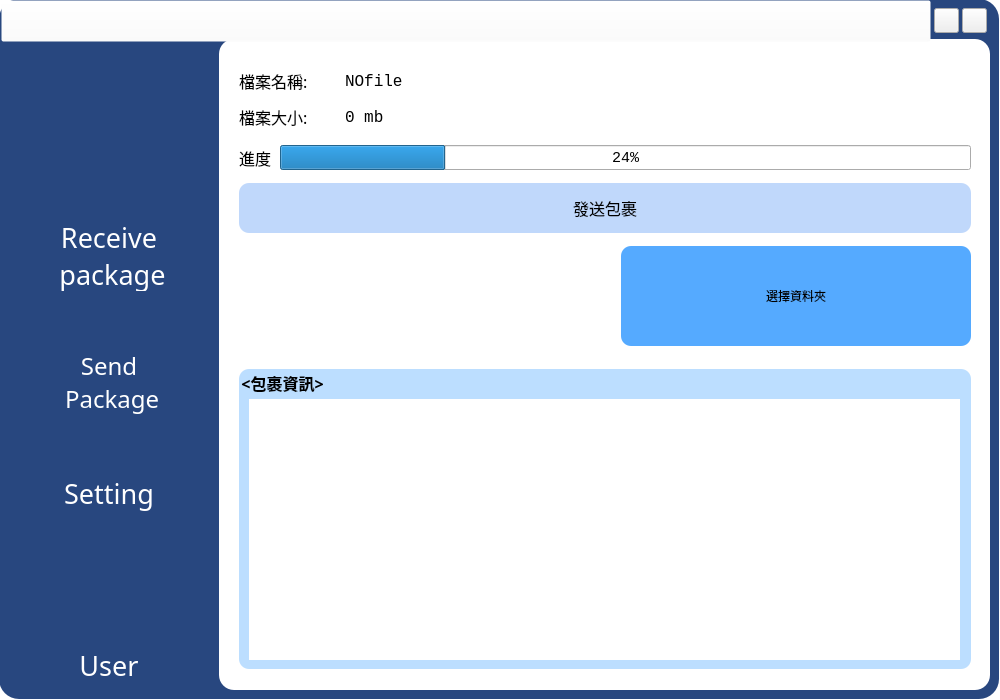
Qt form src/gui/MainWindow.ui (hmes98318/Logistics-Station) before a commit.
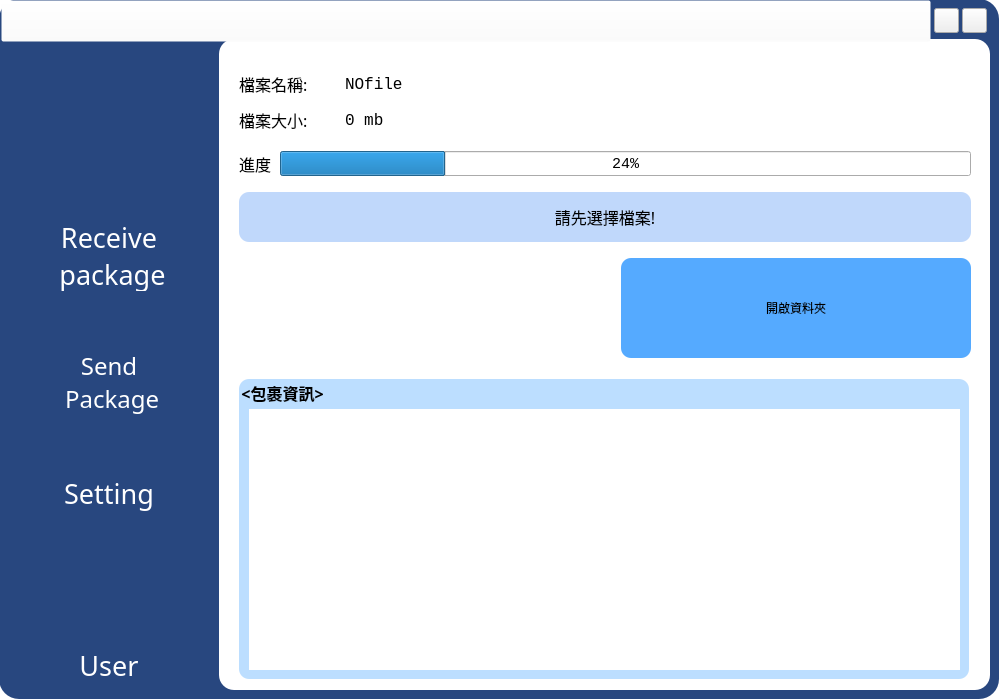
The same form after that commit. The open tabs and pages were chosen to show the change. Icons and pictures are not drawn.

Diff of the .ui file:
```diff
--- a/src/gui/MainWindow.ui
+++ b/src/gui/MainWindow.ui
@@ -597,7 +597,7 @@
         <x>20</x>
         <y>20</y>
         <width>732</width>
-        <height>621</height>
+        <height>311</height>
        </rect>
       </property>
       <layout class="QVBoxLayout" name="Layout_SelectFile">
@@ -768,6 +768,12 @@
        </item>
        <item>
         <widget class="QPushButton" name="button_Startlistening">
+         <property name="minimumSize">
+          <size>
+           <width>0</width>
+           <height>50</height>
+          </size>
+         </property>
          <property name="maximumSize">
           <size>
            <width>16777215</width>
@@ -787,7 +793,7 @@
 border-radius: 10px;</string>
          </property>
          <property name="text">
-          <string>發送包裹</string>
+          <string>請先選擇檔案!</string>
          </property>
         </widget>
        </item>
@@ -854,27 +860,23 @@
 background-color: rgb(85, 170, 255);</string>
            </property>
            <property name="text">
-            <string>選擇資料夾</string>
+            <string>開啟資料夾</string>
            </property>
           </widget>
          </item>
         </layout>
        </item>
-       <item>
-        <spacer name="horizontalSpacer_4">
-         <property name="orientation">
-          <enum>Qt::Horizontal</enum>
-         </property>
-         <property name="sizeHint" stdset="0">
-          <size>
-           <width>40</width>
-           <height>10</height>
-          </size>
-         </property>
-        </spacer>
-       </item>
-       <item>
+      </layout>
+     </widget>
         <widget class="QGroupBox" name="GroupBox_SendboxKey">
+      <property name="geometry">
+       <rect>
+        <x>20</x>
+        <y>340</y>
+        <width>730</width>
+        <height>300</height>
+       </rect>
+      </property>
          <property name="minimumSize">
           <size>
            <width>0</width>
@@ -928,9 +930,6 @@
            <enum>QListView::TopToBottom</enum>
           </property>
          </widget>
-        </widget>
-       </item>
-      </layout>
      </widget>
     </widget>
     <widget class="QWidget" name="Setting">
```
Left out of the diff: 2 changed lines with no effect on the pictures. Lines whose indentation alone changed are shown as unchanged.
